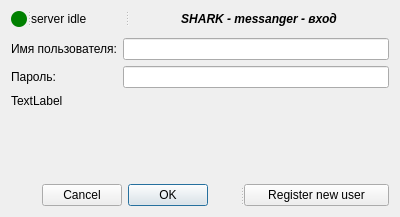
Above: Shark_UI/loginScreen.ui from YanBatytskiy/Shark_3_0_Qt before the change. Below: the same form after it.
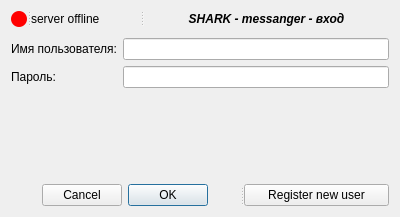
That is the form after the change.

The edit to the form file:
```diff
--- a/Shark_UI/loginScreen.ui
+++ b/Shark_UI/loginScreen.ui
@@ -45,7 +45,7 @@
        </size>
       </property>
       <property name="styleSheet">
-       <string notr="true">background-color: green;
+       <string notr="true">background-color: red;
 border-radius: 8px;</string>
       </property>
       <property name="text">
@@ -54,7 +54,7 @@
      </widget>
      <widget class="QLabel" name="serverStatusLabel">
       <property name="text">
-       <string>server idle</string>
+       <string>server offline</string>
       </property>
      </widget>
      <widget class="QLabel" name="label_3">
@@ -133,7 +133,10 @@
    <item>
     <widget class="QLabel" name="serverDataLabel">
      <property name="text">
-      <string>TextLabel</string>
+      <string/>
+     </property>
+     <property name="wordWrap">
+      <bool>true</bool>
      </property>
     </widget>
    </item>
```
